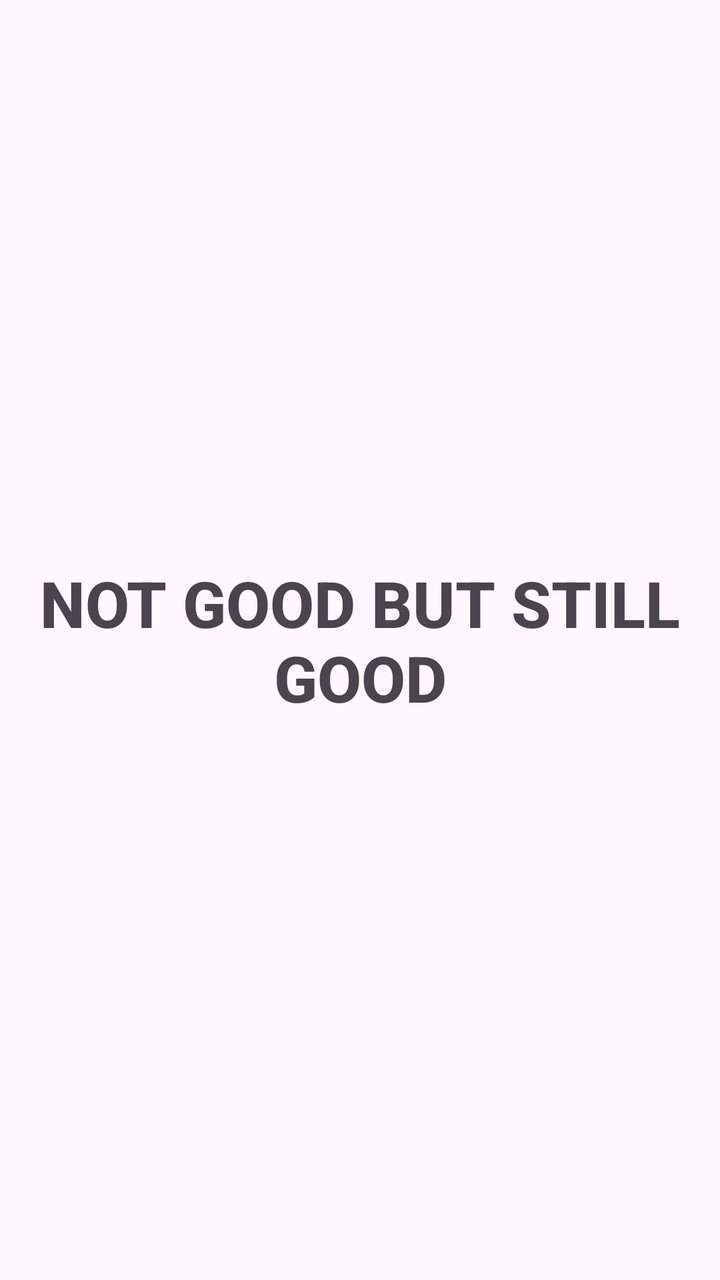
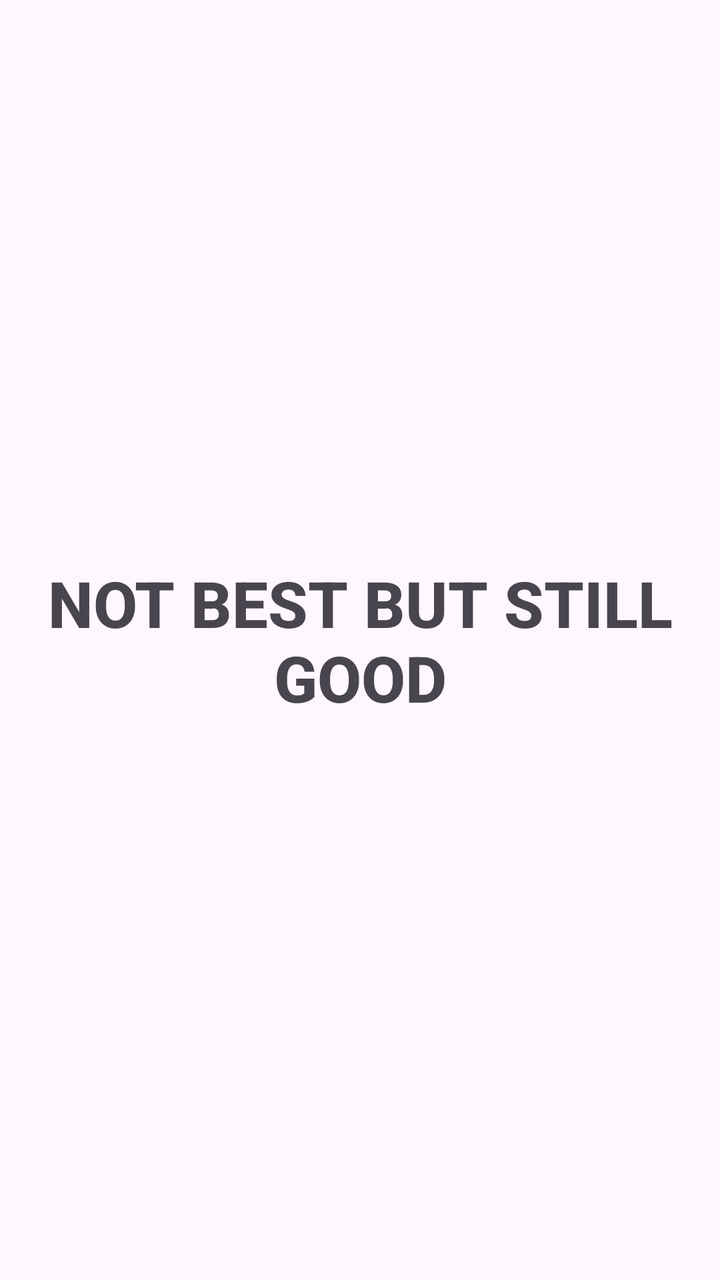

Before-and-after screenshots of an Android layout around one commit, followed by the original layout XML and the change that was made.
<!-- AndroidManifest.xml: application theme Theme.MyApplication -->
<!-- res/layout/activity_main.xml -->
<?xml version="1.0" encoding="utf-8"?>
<androidx.constraintlayout.widget.ConstraintLayout xmlns:android="http://schemas.android.com/apk/res/android"
    xmlns:app="http://schemas.android.com/apk/res-auto"
    xmlns:tools="http://schemas.android.com/tools"
    android:id="@+id/main"
    android:layout_width="match_parent"
    android:layout_height="match_parent"
    tools:context=".MainActivity">

    <TextView
        android:layout_width="wrap_content"
        android:layout_height="wrap_content"
        android:text="NOT GOOD BUT STILL GOOD"
        app:layout_constraintBottom_toBottomOf="parent"
        app:layout_constraintEnd_toEndOf="parent"
        android:textSize="32sp"
        android:textStyle="bold"
        android:fontFamily="sans-serif-medium"
        android:gravity="center"
        app:layout_constraintStart_toStartOf="parent"
        app:layout_constraintTop_toTopOf="parent" />

</androidx.constraintlayout.widget.ConstraintLayout>
<!-- resources referenced by this layout -->
<resources>
  <style name="Theme.MyApplication" parent="Base.Theme.MyApplication" />
  <style name="Base.Theme.MyApplication" parent="Theme.Material3.DayNight.NoActionBar">
          
          
      </style>
</resources>

<!-- the commit's change to res/layout/activity_main.xml (unified diff, before → after) -->
@@ -10,7 +10,7 @@
     <TextView
         android:layout_width="wrap_content"
         android:layout_height="wrap_content"
-        android:text="NOT GOOD BUT STILL GOOD"
+        android:text="NOT BEST BUT STILL GOOD"
         app:layout_constraintBottom_toBottomOf="parent"
         app:layout_constraintEnd_toEndOf="parent"
         android:textSize="32sp"
